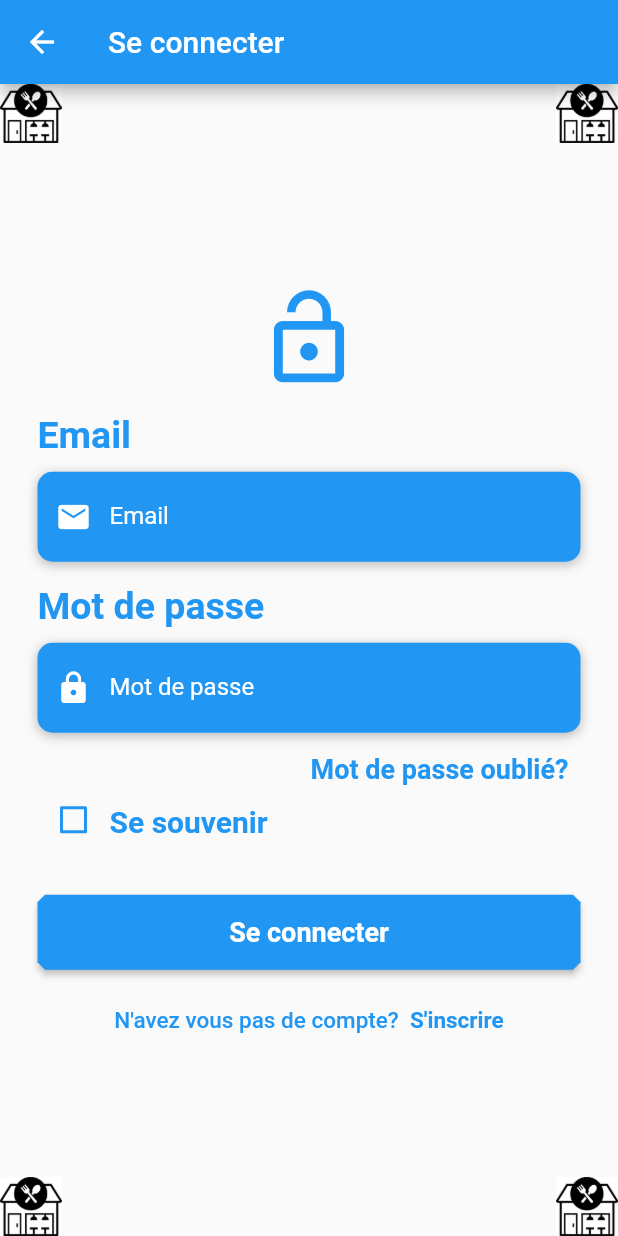
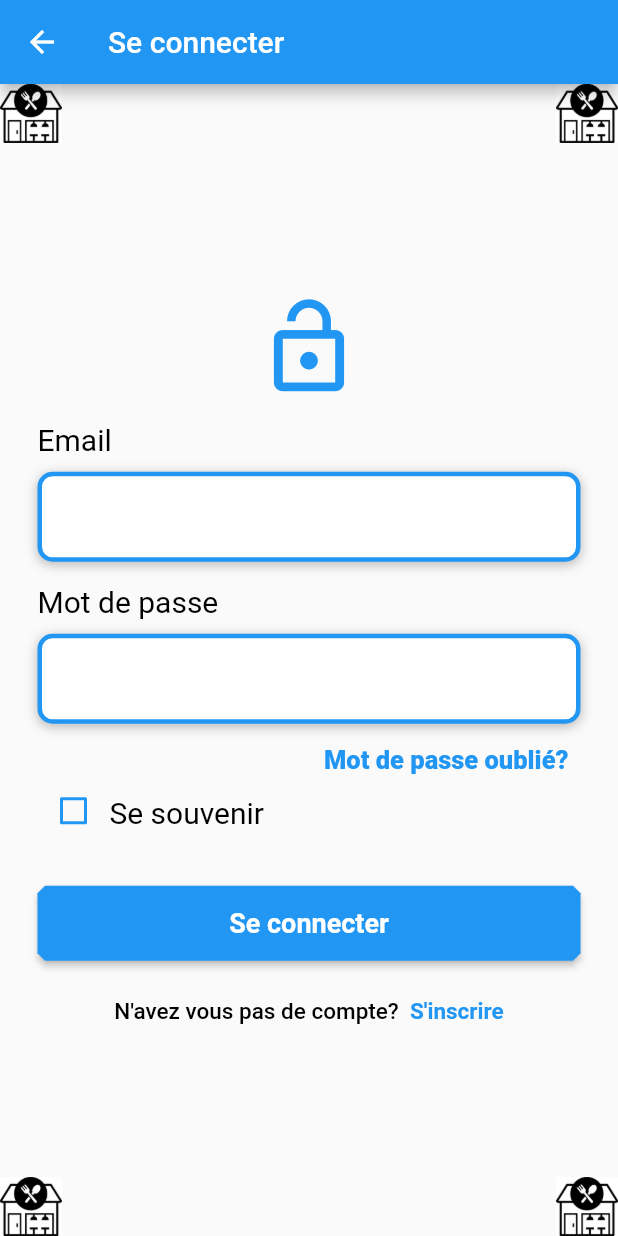
Before and after one commit to Assurance-Tedangbe/gestionTicketElectroEtAccesResto, a Flutter app: the LoginPage screen opened by its route, on a phone screen of 412 x 824 dp. Run offline on Flutter 3.47's test engine with Material 2 defaults, Android fonts, the phone set to English and light mode, and no system bars.

Commit message:
ckeck in login

```diff
--- a/mymobileproject/lib/UI/widgets/login.body.dart
+++ b/mymobileproject/lib/UI/widgets/login.body.dart
@@ -28,8 +28,7 @@ class _BodyState extends State<Body> {
         ),
         const Text(
           'Se souvenir',
-          style: TextStyle(
-              color: Colors.blue, fontWeight: FontWeight.bold, fontSize: 20),
+          style: TextStyle(color: Colors.black, fontSize: 20),
         )
       ]),
     );
@@ -39,9 +38,6 @@ class _BodyState extends State<Body> {
   Widget build(BuildContext context) {
     Size size = MediaQuery.of(context).size;
     return Background(
-      //  child: SingleChildScrollView(
-      // physics: const AlwaysScrollableScrollPhysics(),
-      //  padding: const EdgeInsets.symmetric(horizontal: 20, vertical: 130),
       child: SingleChildScrollView(
         physics: const AlwaysScrollableScrollPhysics(),
         padding: const EdgeInsets.symmetric(horizontal: 25, vertical: 120),
@@ -53,14 +49,6 @@ class _BodyState extends State<Body> {
               color: Colors.blue,
               size: 70,
             ),
-            /*   const Text(
-              "Se Connecter",
-              style: TextStyle(
-                  fontWeight: FontWeight.bold,
-                  fontSize: 35,
-                  color: Color.fromRGBO(30, 144, 255, 0.9)),
-            ),*/
-            //    SizedBox(height: size.height * 0.07),
             const SizedBox(height: 15),
             manageEmail(),
             const SizedBox(height: 15),
@@ -85,21 +73,22 @@ Widget manageEmail() {
       const Text(
         'Email',
         style: TextStyle(
-          color: Colors.blue,
-          fontSize: 25,
-          fontWeight: FontWeight.bold,
+          color: Colors.black,
+          fontSize: 20,
+          //   fontWeight: FontWeight.bold,
         ),
       ),
       const SizedBox(height: 10),
       Container(
         alignment: Alignment.centerLeft,
         decoration: BoxDecoration(
-            color: Colors.blue,
+            color: Colors.white,
             borderRadius: BorderRadius.circular(10),
             boxShadow: [
               const BoxShadow(
                   color: Colors.black26, blurRadius: 6, offset: Offset(0, 2))
-            ]),
+            ],
+            border: Border.all(color: Colors.blue, width: 3)),
         height: 60,
         child: const TextField(
           keyboardType: TextInputType.emailAddress,
@@ -127,21 +116,22 @@ Widget managePassword() {
       const Text(
         'Mot de passe',
         style: TextStyle(
-          color: Colors.blue,
-          fontSize: 25,
-          fontWeight: FontWeight.bold,
+          color: Colors.black,
+          fontSize: 20,
+          //    fontWeight: FontWeight.bold,
         ),
       ),
       const SizedBox(height: 10),
       Container(
         alignment: Alignment.centerLeft,
         decoration: BoxDecoration(
-            color: Colors.blue,
+            color: Colors.white,
             borderRadius: BorderRadius.circular(10),
             boxShadow: [
               const BoxShadow(
                   color: Colors.black26, blurRadius: 6, offset: Offset(0, 2))
-            ]),
+            ],
+            border: Border.all(color: Colors.blue, width: 3)),
         height: 60,
         child: const TextField(
           //  keyboardType: TextInputType.emailAddress,
@@ -171,7 +161,7 @@ Widget manageForgotPasswordBtn() {
       child: const Text(
         'Mot de passe oublié?',
         style: TextStyle(
-            color: Colors.blue, fontWeight: FontWeight.bold, fontSize: 18),
+            color: Colors.blue, fontWeight: FontWeight.w800, fontSize: 17),
       ),
     ),
   );
@@ -204,7 +194,9 @@ Widget checkSignUpBtn() {
         TextSpan(
             text: "N'avez vous pas de compte?",
             style: TextStyle(
-                color: Colors.blue, fontSize: 15, fontWeight: FontWeight.w500)),
+                color: Colors.black,
+                fontSize: 15,
+                fontWeight: FontWeight.w500)),
         TextSpan(
             text: "  S'inscrire",
             style: TextStyle(
```
